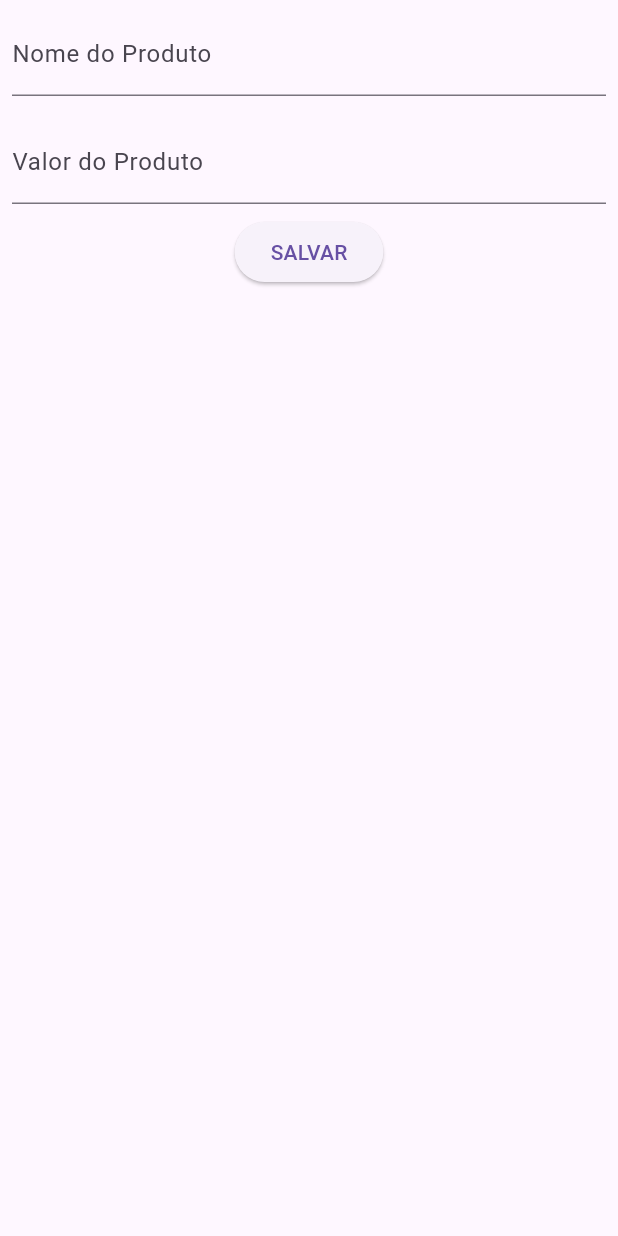
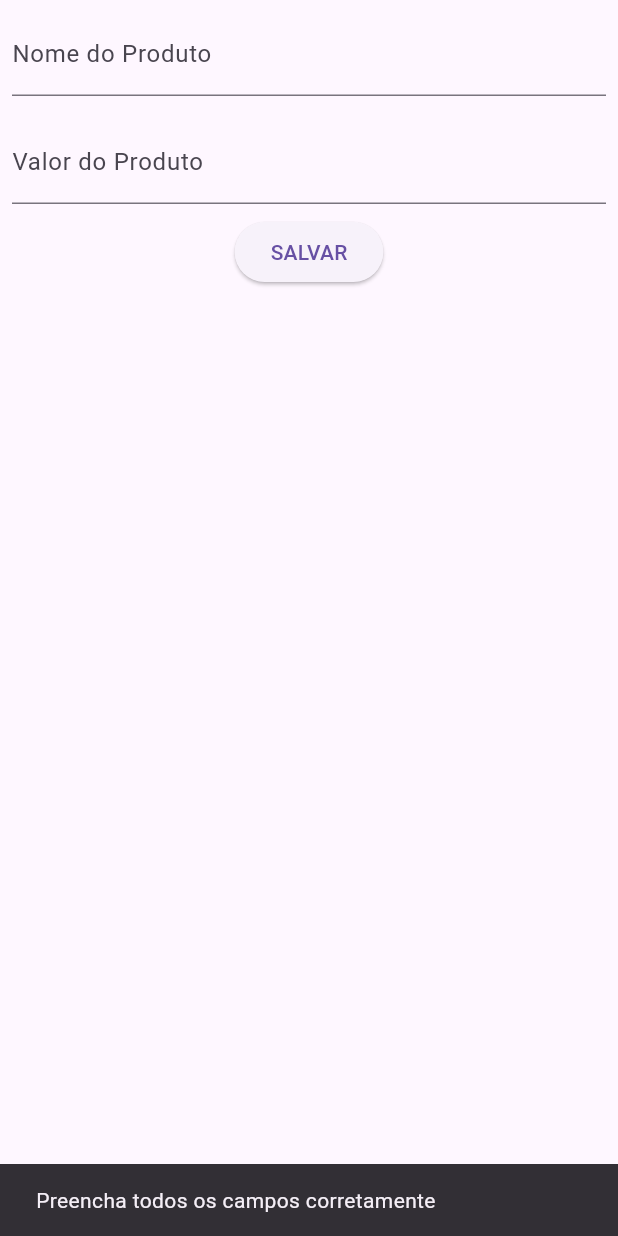
Before and after one commit to rodriguesiad/dispositivos-moveis-a1-dart, a Flutter app: the FormCompras widget shown alone on an empty page, opened directly, after a tap on "SALVAR", on a phone screen of 412 x 824 dp. Run offline on Flutter 3.47's test engine with Material 3 defaults, Android fonts, the phone set to English and light mode, and no system bars.

Commit message:
Organiza arquitetura do projeto

```diff
--- a/lib/formulario.dart
+++ /dev/null
@@ -1,58 +0,0 @@
-import 'package:aula/produto.dart';
-import 'package:flutter/material.dart';
-
-class FormularioComprasScaffold extends StatelessWidget {
-  @override
-  Widget build(BuildContext context) {
-    return Scaffold(
-      appBar: AppBar(
-        title: Text("Adicionar Compras"),
-        backgroundColor: Colors.blue,
-      ),
-      body: FormCompras(),
-    );
-  }
-}
-
-class FormCompras extends StatelessWidget {
-  final TextEditingController campoNome = TextEditingController();
-  final TextEditingController campoValor = TextEditingController();
-
-  @override
-  Widget build(BuildContext context) {
-    return Column(
-      children: [
-        Padding(
-          padding: const EdgeInsets.all(8.0),
-          child: TextField(
-            controller: campoNome,
-            decoration: InputDecoration(
-              labelText: 'Nome do Produto',
-              hintText: "Escreva o nome do produto...",
-            ),
-          ),
-        ),
-        Padding(
-          padding: const EdgeInsets.all(8.0),
-          child: TextField(
-            controller: campoValor,
-            decoration: InputDecoration(
-              labelText: 'Valor do Produto',
-              hintText: "Escreva o valor do produto...",
-            ),
-          ),
-        ),
-        ElevatedButton(
-          onPressed: () {
-            String nome = campoNome.text;
-            double valor = double.parse(campoValor.text);
-            Produto produto = Produto(nome, valor);
-
-            Navigator.pop(context, produto);
-          },
-          child: Text('SALVAR'),
-        ),
-      ],
-    );
-  }
-}
--- a/lib/main.dart
+++ b/lib/main.dart
@@ -1,6 +1,19 @@
-import 'package:aula/lista.dart';
+import 'package:aula/pages/lista_compras_page.dart';
 import 'package:flutter/material.dart';
 
 void main() {
   runApp(ListaComprasApp());
 }
+
+class ListaComprasApp extends StatelessWidget {
+  const ListaComprasApp({super.key});
+
+  @override
+  Widget build(BuildContext context) {
+    return MaterialApp(
+      title: 'Lista de Compras',
+      theme: ThemeData(primarySwatch: Colors.blue),
+      home: const ListaComprasPage(),
+    );
+  }
+}
--- /dev/null
+++ b/lib/widgets/form_compras.dart
@@ -0,0 +1,65 @@
+import 'package:flutter/material.dart';
+import '../models/produto.dart';
+
+class FormCompras extends StatefulWidget {
+  const FormCompras({super.key});
+
+  @override
+  State<FormCompras> createState() => _FormComprasState();
+}
+
+class _FormComprasState extends State<FormCompras> {
+  final TextEditingController campoNome = TextEditingController();
+  final TextEditingController campoValor = TextEditingController();
+
+  @override
+  void dispose() {
+    campoNome.dispose();
+    campoValor.dispose();
+    super.dispose();
+  }
+
+  void _salvarProduto() {
+    final String nome = campoNome.text;
+    final double? valor = double.tryParse(campoValor.text);
+
+    if (nome.isNotEmpty && valor != null) {
+      final produto = Produto(nome, valor);
+      Navigator.pop(context, produto);
+    } else {
+      ScaffoldMessenger.of(context).showSnackBar(
+        const SnackBar(content: Text("Preencha todos os campos corretamente")),
+      );
+    }
+  }
+
+  @override
+  Widget build(BuildContext context) {
+    return Column(
+      children: [
+        Padding(
+          padding: const EdgeInsets.all(8.0),
+          child: TextField(
+            controller: campoNome,
+            decoration: const InputDecoration(
+              labelText: 'Nome do Produto',
+              hintText: "Escreva o nome do produto...",
+            ),
+          ),
+        ),
+        Padding(
+          padding: const EdgeInsets.all(8.0),
+          child: TextField(
+            controller: campoValor,
+            decoration: const InputDecoration(
+              labelText: 'Valor do Produto',
+              hintText: "Escreva o valor do produto...",
+            ),
+            keyboardType: TextInputType.numberWithOptions(decimal: true),
+          ),
+        ),
+        ElevatedButton(onPressed: _salvarProduto, child: const Text('SALVAR')),
+      ],
+    );
+  }
+}
```
Also changed, not shown: lib/lista.dart (deleted, +0 -84 lines), lib/pages/formulario_page.dart (added, +17 -0 lines), lib/pages/lista_compras_page.dart (added, +43 -0 lines), lib/widgets/item_lista_compras.dart (added, +19 -0 lines), lib/widgets/lista_compras.dart (added, +19 -0 lines), lib/models/produto.dart (renamed from lib/produto.dart), 1 other file.
